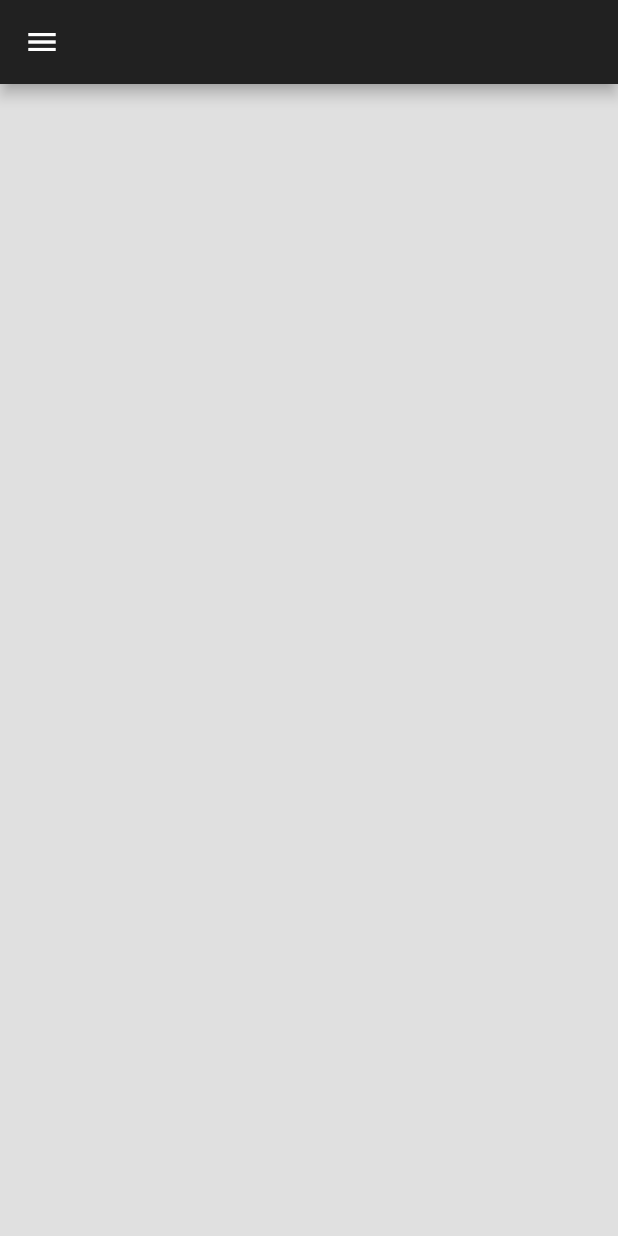
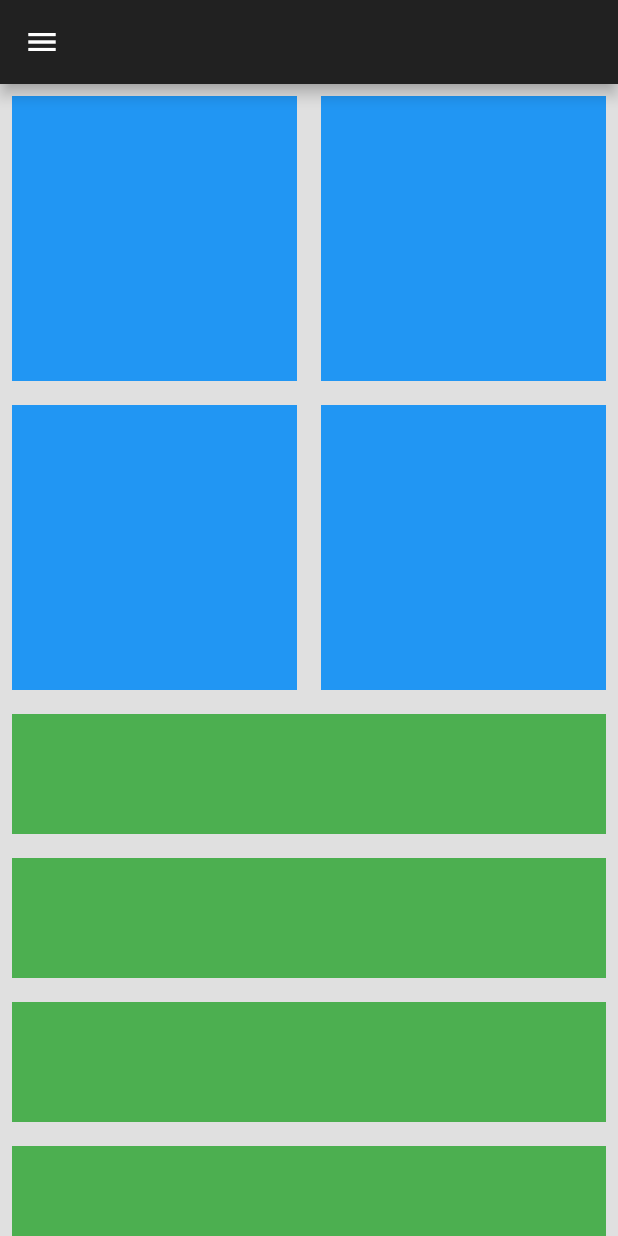
Before and after one commit to 4lenz1/flutter_learn_rwd, a Flutter app: the screen it shows after launch, on a phone screen of 412 x 824 dp. Run offline on Flutter 3.47's test engine with Material 2 defaults, Android fonts, the phone set to English and light mode, and no system bars.

Commit message:
add tile

```diff
--- a/lib/mobile_scaffold.dart
+++ b/lib/mobile_scaffold.dart
@@ -1,5 +1,7 @@
 import 'package:flutter/material.dart';
 import 'package:flutter_learn_rwd/constants.dart';
+import 'package:flutter_learn_rwd/util/my_box.dart';
+import 'package:flutter_learn_rwd/util/my_tile.dart';
 
 class MobileScaffold extends StatefulWidget {
   MobileScaffold({Key? key}) : super(key: key);
@@ -14,7 +16,33 @@
     return Scaffold(
       appBar: appBar,
       backgroundColor: defaultBackground,
-      drawer: appDrawer
+      drawer: appDrawer,
+      body: Column(
+        children: [
+          // 4 box
+          AspectRatio(
+            aspectRatio: 1,
+            child: SizedBox(
+              width: double.infinity,
+              child: GridView.builder(
+                gridDelegate: const SliverGridDelegateWithFixedCrossAxisCount(
+                    crossAxisCount: 2),
+                itemBuilder: (context, index) {
+                  return const MyBox();
+                },
+              ),
+            ),
+          ),
+
+          // Tile
+          Expanded(
+              child: ListView.builder(
+                  itemCount: 5,
+                  itemBuilder: ((context, index) {
+                    return const MyTile();
+                  }))),
+        ],
+      ),
     );
   }
 }
--- /dev/null
+++ b/lib/util/my_box.dart
@@ -0,0 +1,16 @@
+import 'package:flutter/material.dart';
+
+
+class MyBox extends StatelessWidget {
+  const MyBox({Key? key}) : super(key: key);
+
+  @override
+  Widget build(BuildContext context) {
+    return Padding(
+                  padding: const EdgeInsets.all(8),
+                  child: Container(
+                    color : Colors.blue
+                  )
+    );
+  }
+}
--- /dev/null
+++ b/lib/util/my_tile.dart
@@ -0,0 +1,16 @@
+import 'package:flutter/material.dart';
+
+class MyTile extends StatelessWidget {
+  const MyTile({Key? key}) : super(key: key);
+
+  @override
+  Widget build(BuildContext context) {
+        return Padding(
+                  padding: const EdgeInsets.all(8),
+                  child: Container(
+                    color : Colors.green,
+                    height: 80,
+                  )
+    );
+  }
+}
```
